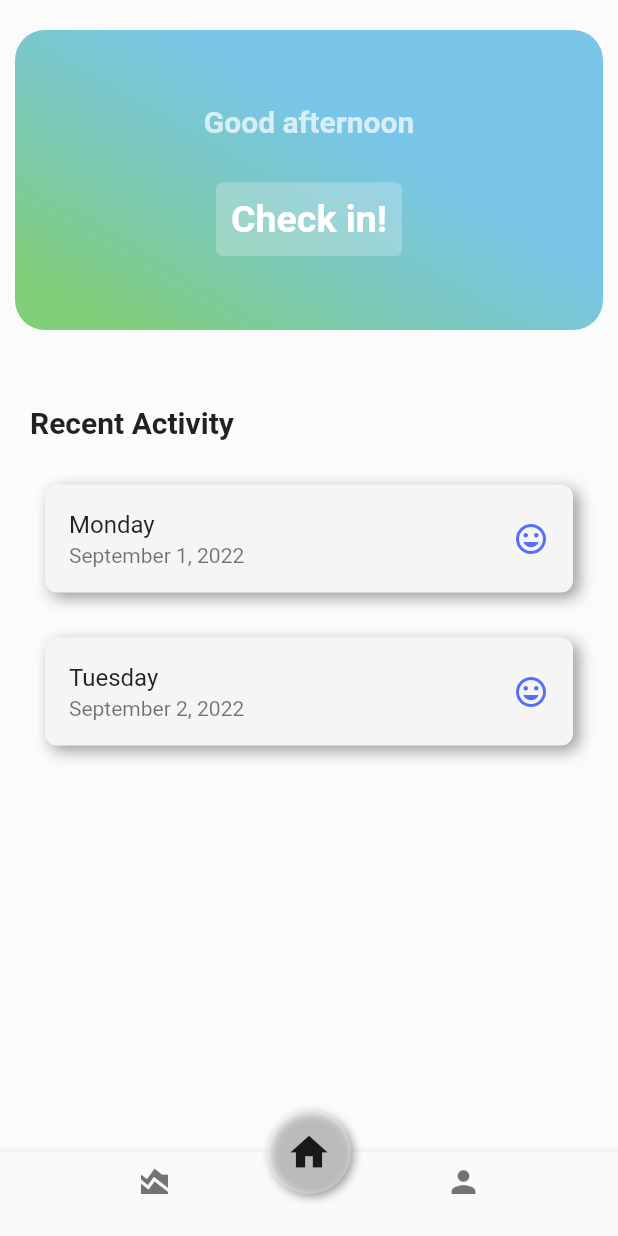
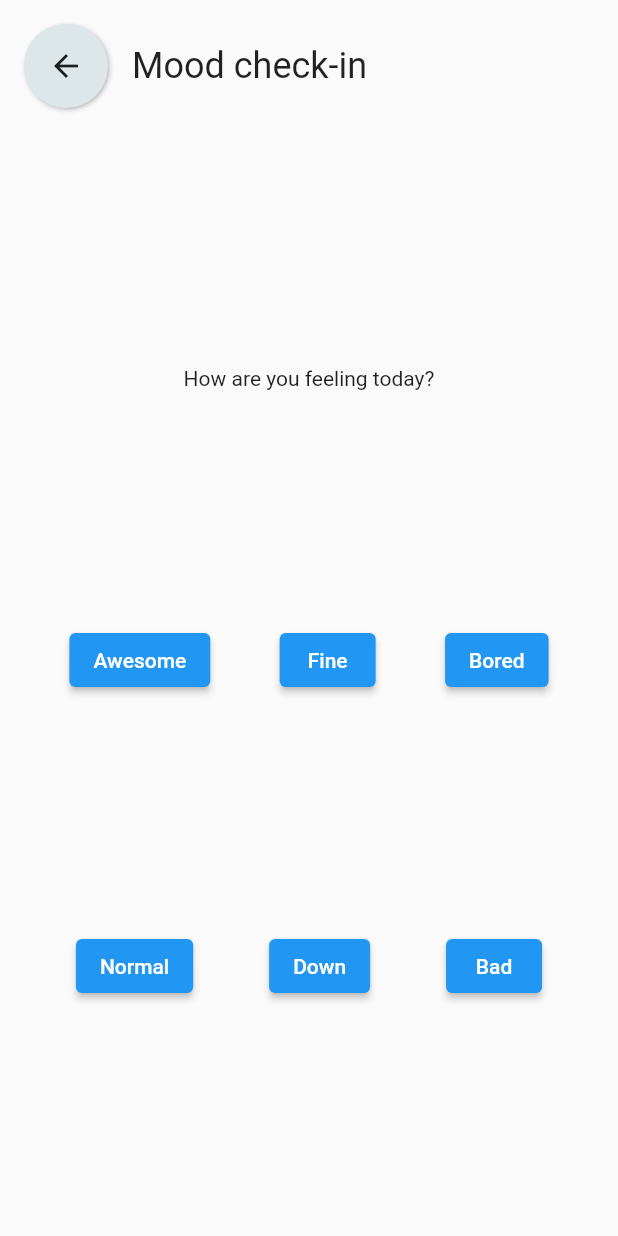
Before and after one commit to juancastellano115/moodi, a Flutter app: the screen it shows after launch, after a tap on "Check in!", on a phone screen of 412 x 824 dp. Run offline on Flutter 3.47's test engine with Material 2 defaults, Android fonts, the phone set to English and light mode, and no system bars; drawn by our look-alikes of flutter_neumorphic; our stand-ins replace animated_splash_screen, page_transition.

Commit message:
Feat: Navigation and check-in page

```diff
--- a/lib/main.dart
+++ b/lib/main.dart
@@ -2,6 +2,8 @@ import 'package:flutter/material.dart';
 import 'package:animated_splash_screen/animated_splash_screen.dart';
 import 'package:flutter_neumorphic/flutter_neumorphic.dart';
 import 'package:moodi/main_header.dart';
+import 'package:moodi/pages/check_in.dart';
+import 'package:moodi/pages/home.dart';
 import 'package:moodi/recent_activity.dart';
 import 'package:page_transition/page_transition.dart';
 
@@ -29,7 +31,9 @@ class MyApp extends StatelessWidget {
         // is not restarted.
         primarySwatch: Colors.blue,
       ),
-      home: AnimatedSplashScreen(
+      initialRoute: '/',
+      routes: {
+        '/': (context) => AnimatedSplashScreen(
               duration: 3000,
               splash: const Text(
                 "Moodi",
@@ -40,6 +44,8 @@ class MyApp extends StatelessWidget {
               splashTransition: SplashTransition.fadeTransition,
               pageTransitionType: PageTransitionType.fade,
             ),
+        '/checkin': (context) => const CheckIn(),
+      },
     );
   }
 }
@@ -64,18 +70,15 @@ class _HomePageState extends State<HomePage> {
   Widget build(BuildContext context) {
     return Scaffold(
       backgroundColor: const Color.fromARGB(255, 251, 251, 251),
-      body: SafeArea(
-        child: Column(
-          children: const [
-            Padding(
-                padding: EdgeInsets.symmetric(vertical: 10),
-                child: MainHeader()),
-            RecentActivity()
-          ],
+      body: const SafeArea(child: Home()),
+      bottomNavigationBar: Theme(
+        data: ThemeData(
+          splashColor: Colors.transparent,
+          highlightColor: Colors.transparent,
         ),
-      ),
-      bottomNavigationBar: BottomNavigationBar(
-        elevation: 5,
+        child: BottomNavigationBar(
+          elevation: 0,
+          backgroundColor: Colors.transparent,
           items: const <BottomNavigationBarItem>[
             BottomNavigationBarItem(
               icon: Icon(Icons.area_chart),
@@ -87,8 +90,9 @@ class _HomePageState extends State<HomePage> {
             ),
           ],
           currentIndex: _selectedIndex,
-        selectedItemColor: Colors.black54,
+          selectedItemColor: Colors.teal[300],
           onTap: _onItemTapped,
+        ),
       ),
       floatingActionButton: NeumorphicFloatingActionButton(
         onPressed: () {
--- a/lib/main_header.dart
+++ b/lib/main_header.dart
@@ -39,7 +39,7 @@ class _MainHeaderState extends State<MainHeader> {
           ),
           TextButton(
               onPressed: () {
-                // TODO: Implement
+                Navigator.pushNamed(context, '/checkin');
               },
               style: ButtonStyle(
                 padding: MaterialStateProperty.all<EdgeInsets>(
--- /dev/null
+++ b/lib/pages/check_in.dart
@@ -0,0 +1,65 @@
+import 'package:flutter/material.dart';
+import 'package:flutter_neumorphic/flutter_neumorphic.dart';
+
+class CheckIn extends StatefulWidget {
+  const CheckIn({Key? key}) : super(key: key);
+
+  @override
+  State<CheckIn> createState() => _CheckInState();
+}
+
+class _CheckInState extends State<CheckIn> {
+  @override
+  Widget build(BuildContext context) {
+    return NeumorphicTheme(
+      theme: const NeumorphicThemeData(
+        lightSource: LightSource.topLeft,
+        accentColor: NeumorphicColors.accent,
+        appBarTheme: NeumorphicAppBarThemeData(
+            buttonStyle: NeumorphicStyle(
+              boxShape: NeumorphicBoxShape.circle(),
+              shape: NeumorphicShape.concave,
+              depth: 8,
+              intensity: 1,
+            ),
+            textStyle: TextStyle(color: Colors.black, fontSize: 20),
+            centerTitle: true),
+        depth: 2,
+        intensity: 0.5,
+      ),
+      child: Scaffold(
+        appBar: NeumorphicAppBar(
+          title: const Text("Mood check-in"),
+        ),
+        body: Column(
+          mainAxisAlignment: MainAxisAlignment.spaceEvenly,
+          crossAxisAlignment: CrossAxisAlignment.center,
+          children: [
+            const Align(
+              alignment: Alignment.center,
+              child: Text("How are you feeling today?"),
+            ),
+            Row(
+              mainAxisAlignment: MainAxisAlignment.spaceEvenly,
+              children: [
+                ElevatedButton(
+                    onPressed: () => {}, child: const Text("Awesome")),
+                ElevatedButton(onPressed: () => {}, child: const Text("Fine")),
+                ElevatedButton(onPressed: () => {}, child: const Text("Bored")),
+              ],
+            ),
+            Row(
+              mainAxisAlignment: MainAxisAlignment.spaceEvenly,
+              children: [
+                ElevatedButton(
+                    onPressed: () => {}, child: const Text("Normal")),
+                ElevatedButton(onPressed: () => {}, child: const Text("Down")),
+                ElevatedButton(onPressed: () => {}, child: const Text("Bad")),
+              ],
+            ),
+          ],
+        ),
+      ),
+    );
+  }
+}
--- /dev/null
+++ b/lib/pages/home.dart
@@ -0,0 +1,24 @@
+import 'package:flutter/material.dart';
+
+import '../main_header.dart';
+import '../recent_activity.dart';
+
+class Home extends StatefulWidget {
+  const Home({Key? key}) : super(key: key);
+
+  @override
+  State<Home> createState() => _HomeState();
+}
+
+class _HomeState extends State<Home> {
+  @override
+  Widget build(BuildContext context) {
+    return Column(
+      children: const [
+        Padding(
+            padding: EdgeInsets.symmetric(vertical: 10), child: MainHeader()),
+        RecentActivity()
+      ],
+    );
+  }
+}
```
Lines whose indentation alone changed are shown as unchanged.
